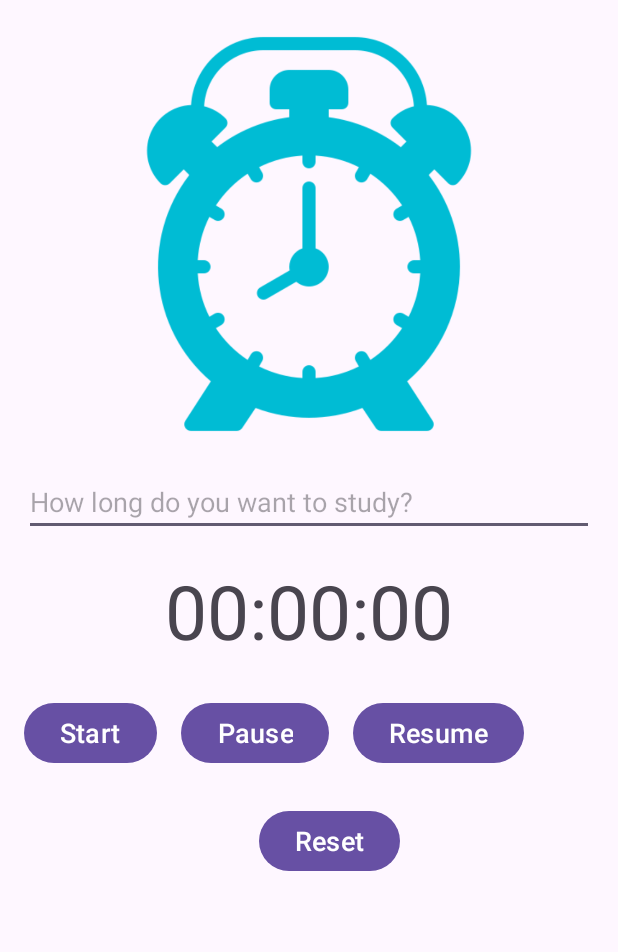
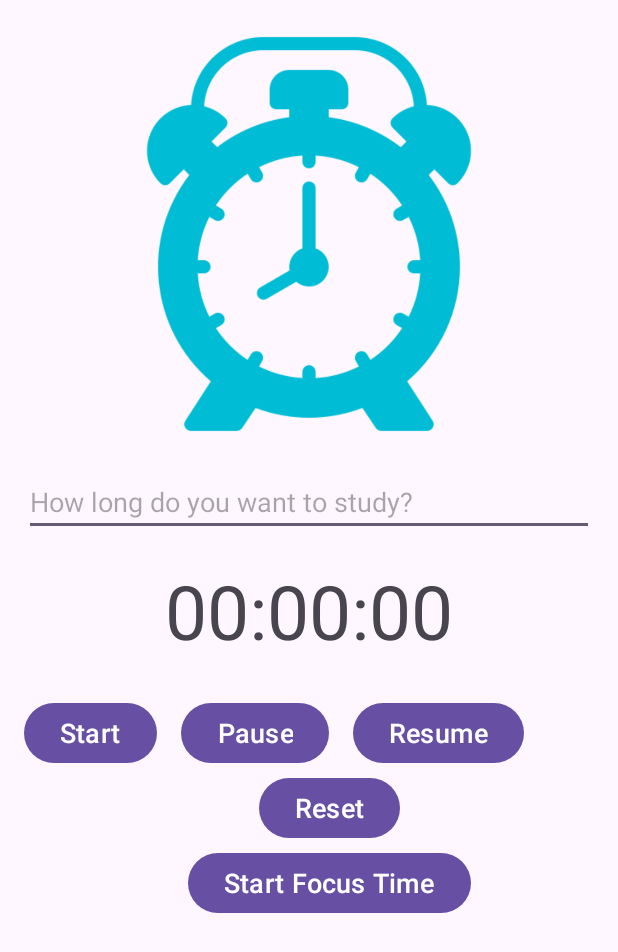
Before and after one commit to tareqmus/BrainSet, an Android app: the Timer screen opened directly, with no data from a screen before it, after a tap on "Resume", on a phone screen of 412 x 824 dp. Shown: the top 952 px of the screen. Run offline under Robolectric (Android 15) with nearby library versions, the phone set to English and light mode, and no system bars.

Commit message:
Added focus time. Ability to start timer and enter foucus mode for duration of timer.

```diff
--- a/app/src/main/java/com/brainset/ocr/Timer.java
+++ b/app/src/main/java/com/brainset/ocr/Timer.java
@@ -3,6 +3,10 @@ package com.brainset.ocr;
 import androidx.appcompat.app.AlertDialog;
 import androidx.appcompat.app.AppCompatActivity;
 
+import android.app.Activity;
+import android.graphics.Color;
+import android.graphics.drawable.ColorDrawable;
+import android.graphics.drawable.Drawable;
 import android.media.MediaPlayer;
 import android.os.Bundle;
 import android.os.CountDownTimer;
@@ -19,17 +23,19 @@ import java.util.regex.Pattern;
 import java.util.Locale;
 
 public class Timer extends AppCompatActivity {
-
+    Activity a = this;
     TextView countdownTimer;
     EditText inputTime;
     CountDownTimer timer;
-    Button start, pause, reset, resume;
+    Button start, pause, reset, resume, startFocusTime;
     long timeLeftInMillis;
+    boolean focusTimeEnabled = false;
 
     @Override
     protected void onCreate(Bundle savedInstanceState) {
         super.onCreate(savedInstanceState);
         setContentView(R.layout.study_timer);
+        FocusMode.checkFocusMode(this);
 
         countdownTimer = findViewById(R.id.countdown_timer);
         inputTime = findViewById(R.id.editText); // EditText for user to input time
@@ -37,6 +43,7 @@ public class Timer extends AppCompatActivity {
         pause = findViewById(R.id.pause);
         reset = findViewById(R.id.reset);
         resume = findViewById(R.id.resume);
+        startFocusTime = findViewById(R.id.focusTimeBtn);
 
         // Add this onFocusChangeListener
         inputTime.setOnFocusChangeListener(new View.OnFocusChangeListener() {
@@ -49,7 +56,23 @@ public class Timer extends AppCompatActivity {
                 }
             }
         });
+        startFocusTime.setOnClickListener(new View.OnClickListener() {
+            @Override
+            public void onClick(View view) {
+                if (startFocusTime.getText().toString().equals("FocusTimeDisabled")){
+                    startFocusTime.setText("FocusTimeEnabled");
+                    startFocusTime.setBackgroundColor(Color.parseColor("#15DB4D"));
+                    focusTimeEnabled = true;
+                    Log.e("ft", focusTimeEnabled + "");
+                } else {
+                    startFocusTime.setText("FocusTimeDisabled");
+                    startFocusTime.setBackgroundColor(Color.parseColor("#FF0000"));
+                    focusTimeEnabled = false;
+                }
 
+
+            }
+        });
         start.setOnClickListener(new View.OnClickListener() {
             @Override
             public void onClick(View v) {
@@ -127,9 +150,14 @@ public class Timer extends AppCompatActivity {
         Log.d("TimerApp", "Resuming timer with time left: " + timeLeftInMillis + "ms");
         startTime(timeLeftInMillis);
     }
-
+    private int focusTime = 0;
     private void startTime(long time) {
         Log.d("TimerApp", "Starting timer with time: " + time + "ms");
+        if (focusTimeEnabled){
+            FocusMode.inFocusMode = true;
+            FocusMode.checkFocusMode(a);
+            focusTime = 1;
+        }
         timer = new CountDownTimer(time, 1000) {
             @Override
             public void onTick(long millisUntilFinished) {
@@ -139,6 +167,10 @@ public class Timer extends AppCompatActivity {
 
             @Override
             public void onFinish() {
+                if (focusTime == 1){
+                    FocusMode.exitFocus(a);
+                    focusTime = 0;
+                }
                 Log.d("TimerApp", "Timer finished");
                 countdownTimer.setText("00:00:00");
 
--- a/app/src/main/res/layout/study_timer.xml
+++ b/app/src/main/res/layout/study_timer.xml
@@ -72,9 +72,19 @@
         android:layout_height="wrap_content"
         android:layout_below="@+id/pause"
         android:layout_alignParentEnd="true"
-        android:layout_marginTop="24dp"
+
+        android:layout_marginTop="2dp"
         android:layout_marginEnd="145dp"
         android:text="Reset"
         android:textSize="18sp" />
+    <Button
+        android:id="@+id/focusTimeBtn"
+        android:layout_width="wrap_content"
+        android:layout_height="wrap_content"
+        android:layout_below="@+id/reset"
+        android:layout_marginLeft="125dp"
+        android:layout_marginTop="2dp"
+        android:text="Start Focus Time"
+        android:textSize="18sp" />
 
 </RelativeLayout>
```
Also changed, not shown: app/src/main/java/com/brainset/ocr/FocusMode.java (+5 -2 lines).
